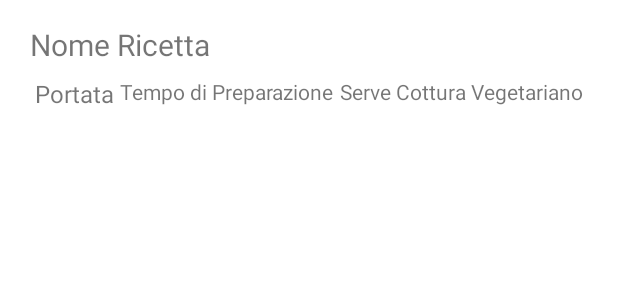
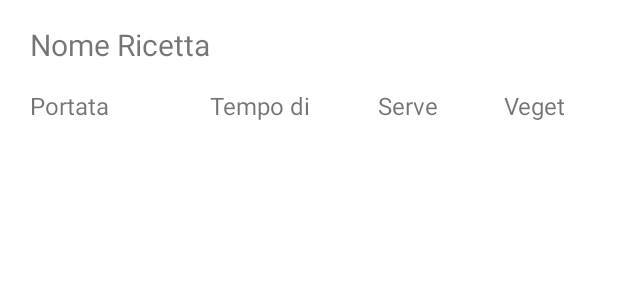
Before and after one commit to RiccardoEvangelisti/RecipeBook, an Android app: the layout item_list_ricette.xml on its own in the app's theme, with its tools: preview values and no code run, on a phone screen of 412 x 824 dp. Shown: the top 300 px of the screen. Run offline under Robolectric (Android 15) with nearby library versions, the phone set to English and light mode, and no system bars.

Commit message:
Aggiornamento grafica

```diff
--- a/app/src/main/java/com/projects/android/ricettario/view/list/RicetteListAdapter.kt
+++ b/app/src/main/java/com/projects/android/ricettario/view/list/RicetteListAdapter.kt
@@ -38,7 +38,7 @@ class RicetteListHolder(private val binding: ItemListRicetteBinding) : RecyclerV
 			portataItemList.text = ricetta.portata.toString()
 			tempoPreparazioneItemList.text = ricetta.tempoPreparazione.toString()
 			vegetarianoItemList.text = if (ricetta.isVegetariana) "VEG" else "ONN"
-			serveCotturaItemList.text = if (ricetta.serveCottura) "COTTURA" else "CRUDO"
+			serveCotturaItemList.text = if (ricetta.serveCottura) "COTTO" else "CRUDO"
 		}
 	}
 }
--- a/app/src/main/res/layout/fragment_aggiungi_ricetta.xml
+++ b/app/src/main/res/layout/fragment_aggiungi_ricetta.xml
@@ -1,7 +1,6 @@
 <?xml version="1.0" encoding="utf-8"?>
 
-<androidx.constraintlayout.widget.ConstraintLayout
-	xmlns:android="http://schemas.android.com/apk/res/android"
+<androidx.constraintlayout.widget.ConstraintLayout xmlns:android="http://schemas.android.com/apk/res/android"
 	xmlns:app="http://schemas.android.com/apk/res-auto"
 	xmlns:tools="http://schemas.android.com/tools"
 	android:layout_width="match_parent"
@@ -43,6 +42,7 @@
 		android:layout_width="wrap_content"
 		android:layout_height="wrap_content"
 		android:layout_marginTop="8dp"
+		android:layout_marginBottom="8dp"
 		android:checked="true"
 		android:minHeight="48dp"
 		android:textOff="@string/vegetariano"
@@ -58,6 +58,7 @@
 		android:layout_width="wrap_content"
 		android:layout_height="wrap_content"
 		android:layout_marginTop="8dp"
+		android:layout_marginBottom="8dp"
 		android:checked="true"
 		android:minHeight="48dp"
 		android:textOff="@string/serve_cottura"
@@ -74,7 +75,7 @@
 		android:layout_width="wrap_content"
 		android:layout_height="wrap_content"
 		android:orientation="horizontal"
-		app:layout_constraintGuide_percent="0.15" />
+		app:layout_constraintGuide_begin="120dp" />
 
 	<Spinner
 		android:id="@+id/portata_add"
@@ -107,9 +108,10 @@
 		android:inputType="numberDecimal"
 		android:minHeight="48dp"
 		android:singleLine="true"
+		android:textAlignment="center"
 		android:textAllCaps="false"
 		android:textColorHint="#757575"
-		android:textSize="14sp"
+		android:textSize="18sp"
 		app:layout_constraintBottom_toTopOf="@+id/guideline4"
 		app:layout_constraintEnd_toStartOf="@+id/guideline2"
 		app:layout_constraintStart_toEndOf="@+id/tempo_preparazione_add"
@@ -121,7 +123,7 @@
 		android:layout_width="wrap_content"
 		android:layout_height="wrap_content"
 		android:orientation="horizontal"
-		app:layout_constraintGuide_percent="0.25" />
+		app:layout_constraintGuide_begin="181dp" />
 
 	<EditText
 		android:id="@+id/nome_ingrediente_add"
@@ -188,14 +190,15 @@
 		android:layout_width="wrap_content"
 		android:layout_height="wrap_content"
 		android:orientation="horizontal"
-		app:layout_constraintGuide_percent="0.35" />
+		app:layout_constraintGuide_begin="243dp" />
 
 	<androidx.constraintlayout.widget.Barrier
 		android:id="@+id/barrier1"
 		android:layout_width="wrap_content"
 		android:layout_height="wrap_content"
 		app:barrierDirection="bottom"
-		app:constraint_referenced_ids="ingredienti_list_add" />
+		app:constraint_referenced_ids="ingredienti_list_add"
+		tools:layout_editor_absoluteY="256dp" />
 
 	<ListView
 		android:id="@+id/ingredienti_list_add"
--- a/app/src/main/res/layout/item_list_ricette.xml
+++ b/app/src/main/res/layout/item_list_ricette.xml
@@ -1,7 +1,6 @@
 <?xml version="1.0" encoding="utf-8"?>
 <androidx.constraintlayout.widget.ConstraintLayout xmlns:android="http://schemas.android.com/apk/res/android"
 	xmlns:app="http://schemas.android.com/apk/res-auto"
-	xmlns:tools="http://schemas.android.com/tools"
 	android:layout_width="match_parent"
 	android:layout_height="wrap_content">
 
@@ -39,46 +38,77 @@
 
 	<TextView
 		android:id="@+id/portata_itemList"
-		android:layout_width="wrap_content"
+		android:layout_width="0dp"
 		android:layout_height="wrap_content"
-		android:layout_marginTop="8dp"
+		android:layout_marginTop="16dp"
+		android:layout_marginEnd="8dp"
 		android:layout_marginBottom="16dp"
 		android:text="@string/portata"
 		android:textSize="16sp"
 		app:layout_constraintBottom_toBottomOf="parent"
-		app:layout_constraintEnd_toStartOf="@+id/tempoPreparazione_itemList"
+		app:layout_constraintEnd_toStartOf="@+id/guideline11"
 		app:layout_constraintStart_toStartOf="@+id/guideline6"
 		app:layout_constraintTop_toBottomOf="@+id/nome_itemList" />
 
 	<TextView
 		android:id="@+id/tempoPreparazione_itemList"
-		android:layout_width="wrap_content"
+		android:layout_width="0dp"
 		android:layout_height="0dp"
+		android:layout_marginStart="8dp"
+		android:layout_marginEnd="8dp"
 		android:text="@string/tempo_di_preparazione"
+		android:textSize="16sp"
 		app:layout_constraintBottom_toBottomOf="@+id/portata_itemList"
-		app:layout_constraintEnd_toStartOf="@+id/serveCottura_itemList"
-		app:layout_constraintStart_toEndOf="@+id/portata_itemList"
+		app:layout_constraintEnd_toStartOf="@+id/guideline10"
+		app:layout_constraintStart_toStartOf="@+id/guideline11"
 		app:layout_constraintTop_toTopOf="@+id/portata_itemList"
 		app:layout_constraintVertical_bias="0.49" />
 
 	<TextView
 		android:id="@+id/vegetariano_itemList"
-		android:layout_width="wrap_content"
+		android:layout_width="0dp"
 		android:layout_height="0dp"
+		android:layout_marginStart="8dp"
+		android:layout_marginEnd="8dp"
 		android:text="@string/vegetariano"
+		android:textSize="16sp"
 		app:layout_constraintBottom_toBottomOf="@+id/serveCottura_itemList"
 		app:layout_constraintEnd_toStartOf="@+id/guideline7"
-		app:layout_constraintStart_toEndOf="@+id/serveCottura_itemList"
+		app:layout_constraintStart_toStartOf="@+id/guideline9"
 		app:layout_constraintTop_toTopOf="@+id/serveCottura_itemList" />
 
 	<TextView
 		android:id="@+id/serveCottura_itemList"
-		android:layout_width="wrap_content"
+		android:layout_width="0dp"
 		android:layout_height="0dp"
+		android:layout_marginStart="8dp"
+		android:layout_marginEnd="8dp"
 		android:text="@string/serve_cottura"
+		android:textSize="16sp"
 		app:layout_constraintBottom_toBottomOf="@+id/tempoPreparazione_itemList"
-		app:layout_constraintEnd_toStartOf="@+id/vegetariano_itemList"
-		app:layout_constraintStart_toEndOf="@+id/tempoPreparazione_itemList"
+		app:layout_constraintEnd_toStartOf="@+id/guideline9"
+		app:layout_constraintStart_toStartOf="@+id/guideline10"
 		app:layout_constraintTop_toTopOf="@+id/tempoPreparazione_itemList" />
 
+	<androidx.constraintlayout.widget.Guideline
+		android:id="@+id/guideline9"
+		android:layout_width="wrap_content"
+		android:layout_height="wrap_content"
+		android:orientation="vertical"
+		app:layout_constraintGuide_begin="328dp" />
+
+	<androidx.constraintlayout.widget.Guideline
+		android:id="@+id/guideline10"
+		android:layout_width="wrap_content"
+		android:layout_height="wrap_content"
+		android:orientation="vertical"
+		app:layout_constraintGuide_begin="244dp" />
+
+	<androidx.constraintlayout.widget.Guideline
+		android:id="@+id/guideline11"
+		android:layout_width="wrap_content"
+		android:layout_height="wrap_content"
+		android:orientation="vertical"
+		app:layout_constraintGuide_begin="132dp" />
+
 </androidx.constraintlayout.widget.ConstraintLayout>
```
